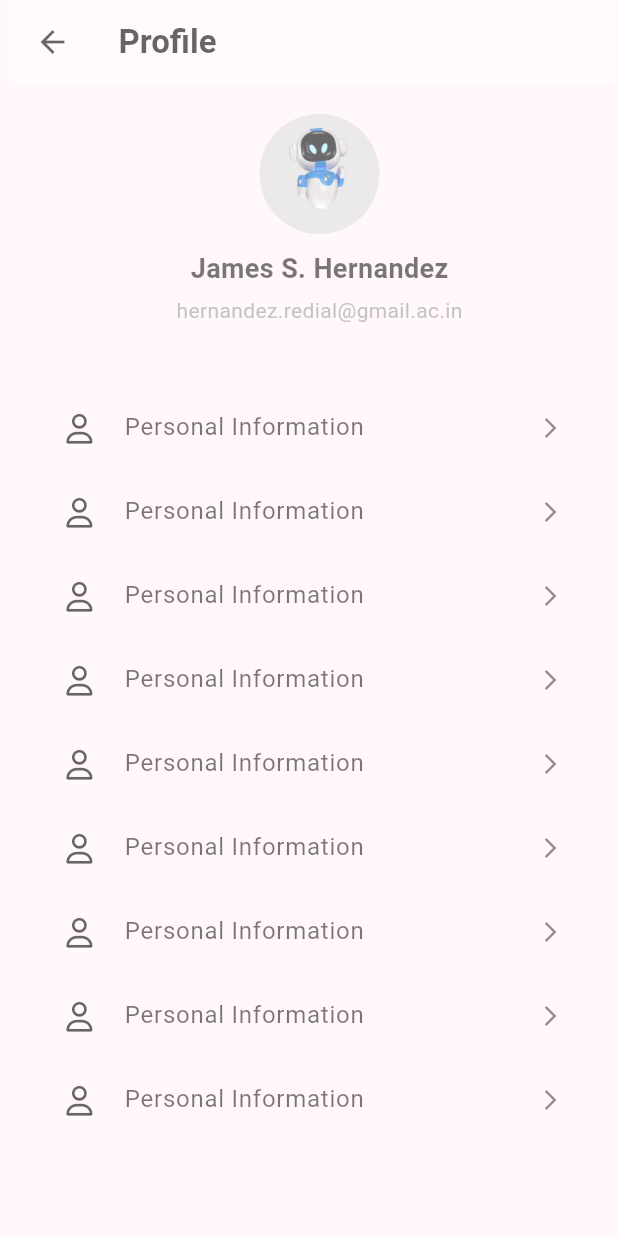
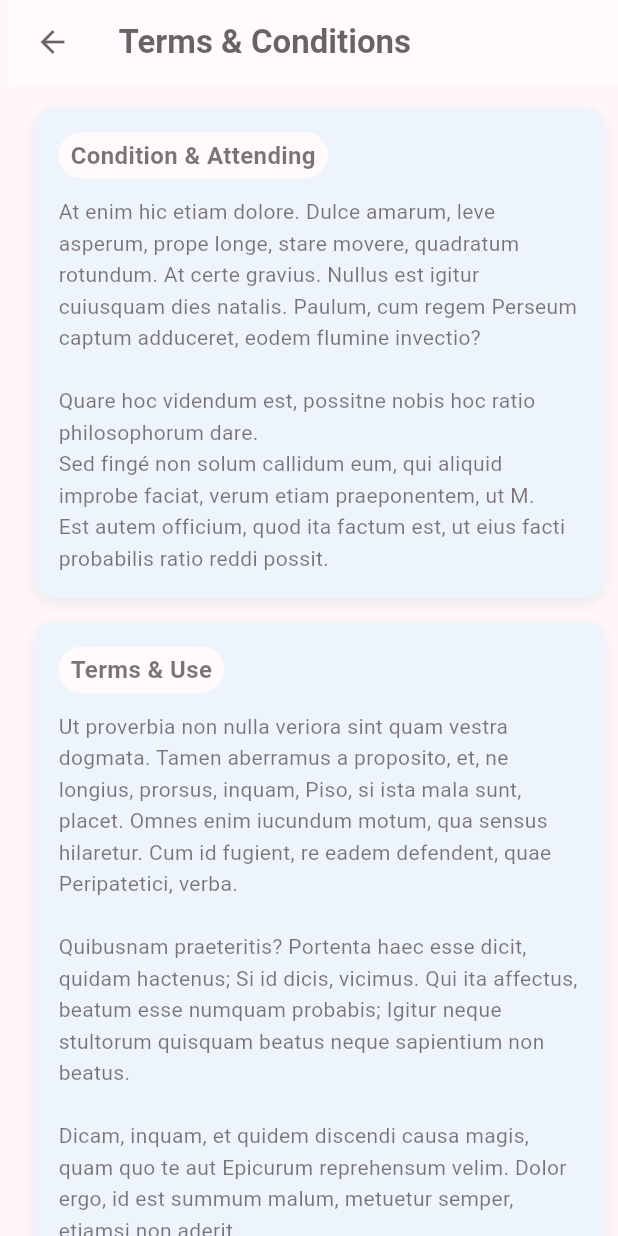
Before and after one commit to Bentanik/exe02_fe_mobile, a Flutter app: the screen it shows after launch, after a tap on "Personal Information", on a phone screen of 412 x 824 dp. Run offline on Flutter 3.47's test engine with Material 3 defaults, Android fonts, the phone set to English and light mode, and no system bars; our stand-ins replace expandable, flutter_svg, font_awesome_flutter.

Commit message:
finished temp and condition

```diff
--- a/lib/presentation/intro/pages/get_started.dart
+++ b/lib/presentation/intro/pages/get_started.dart
@@ -6,6 +6,7 @@ import 'package:exe02_fe_mobile/common/widget/search_course_card.dart';
 import 'package:exe02_fe_mobile/core/configs/assets/app_images.dart';
 import 'package:exe02_fe_mobile/presentation/intro/pages/launching.dart';
 import 'package:exe02_fe_mobile/presentation/intro/pages/profile_user.dart';
+import 'package:exe02_fe_mobile/presentation/intro/pages/term_condition.dart';
 import 'package:flutter/material.dart';
 import 'package:font_awesome_flutter/font_awesome_flutter.dart';
 
@@ -25,7 +26,7 @@ class GetStartedPage extends StatelessWidget {
                 child: ListView(
               children: [
                 ProfileButton(
-                  onTap: () => Routes.navigateToPage(context, ProfileUser()),
+                  onTap: () => Routes.navigateToPage(context, TermsAndConditions()),
                   leading: const Icon(FontAwesomeIcons.user,
                       size: 20, color: Colors.black),
                   title: const Text('Personal Information'),
--- /dev/null
+++ b/lib/presentation/intro/pages/term_condition.dart
@@ -0,0 +1,91 @@
+import 'package:flutter/material.dart';
+
+class TermsAndConditions extends StatelessWidget {
+  @override
+  Widget build(BuildContext context) {
+    return Scaffold(
+      appBar: AppBar(
+        backgroundColor: Colors.white,
+        elevation: 0,
+        leading: IconButton(
+          icon: Icon(Icons.arrow_back, color: Colors.black),
+          onPressed: () {
+            Navigator.pop(context);
+          },
+        ),
+        title: Text(
+          'Terms & Conditions',
+          style: TextStyle(
+            color: Colors.black,
+            fontWeight: FontWeight.bold,
+          ),
+        ),
+      ),
+      body: SingleChildScrollView(
+        padding: EdgeInsets.all(16),
+        child: Column(
+          crossAxisAlignment: CrossAxisAlignment.stretch,
+          children: [
+            _buildSectionCard(
+              title: 'Condition & Attending',
+              content:
+              'At enim hic etiam dolore. Dulce amarum, leve asperum, prope longe, stare movere, quadratum rotundum. At certe gravius. Nullus est igitur cuiusquam dies natalis. Paulum, cum regem Perseum captum adduceret, eodem flumine invectio?\n\n'
+                  'Quare hoc videndum est, possitne nobis hoc ratio philosophorum dare.\n'
+                  'Sed fingé non solum callidum eum, qui aliquid improbe faciat, verum etiam praeponentem, ut M.\n'
+                  'Est autem officium, quod ita factum est, ut eius facti probabilis ratio reddi possit.',
+            ),
+            SizedBox(height: 16),
+            _buildSectionCard(
+              title: 'Terms & Use',
+              content:
+              'Ut proverbia non nulla veriora sint quam vestra dogmata. Tamen aberramus a proposito, et, ne longius, prorsus, inquam, Piso, si ista mala sunt, placet. Omnes enim iucundum motum, qua sensus hilaretur. Cum id fugient, re eadem defendent, quae Peripatetici, verba.\n\n'
+                  'Quibusnam praeteritis? Portenta haec esse dicit, quidam hactenus; Si id dicis, vicimus. Qui ita affectus, beatum esse numquam probabis; Igitur neque stultorum quisquam beatus neque sapientium non beatus.\n\n'
+                  'Dicam, inquam, et quidem discendi causa magis, quam quo te aut Epicurum reprehensum velim. Dolor ergo, id est summum malum, metuetur semper, etiamsi non aderit.',
+            ),
+          ],
+        ),
+      ),
+    );
+  }
+
+  Widget _buildSectionCard({required String title, required String content}) {
+    return Container(
+      padding: EdgeInsets.all(16),
+      decoration: BoxDecoration(
+        color: Colors.blue.shade50,
+        borderRadius: BorderRadius.circular(12),
+        boxShadow: [
+          BoxShadow(
+            color: Colors.black.withOpacity(0.1),
+            blurRadius: 6,
+            offset: Offset(0, 3),
+          ),
+        ],
+      ),
+      child: Column(
+        crossAxisAlignment: CrossAxisAlignment.start,
+        children: [
+          Container(
+            padding: EdgeInsets.symmetric(vertical: 4, horizontal: 8),
+            decoration: BoxDecoration(
+              color: Colors.white,
+              borderRadius: BorderRadius.circular(20),
+            ),
+            child: Text(
+              title,
+              style: TextStyle(
+                fontWeight: FontWeight.bold,
+                fontSize: 16,
+              ),
+            ),
+          ),
+          SizedBox(height: 12),
+          Text(
+            content,
+            style: TextStyle(fontSize: 14, height: 1.5),
+          ),
+        ],
+      ),
+    );
+  }
+}
```
